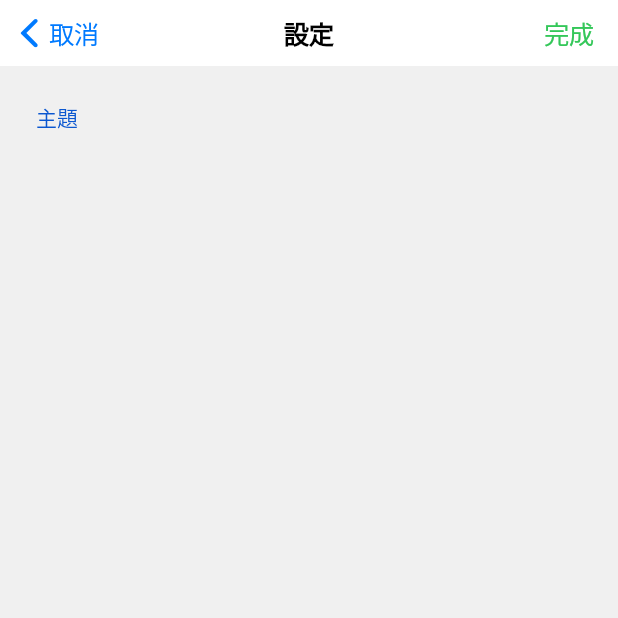
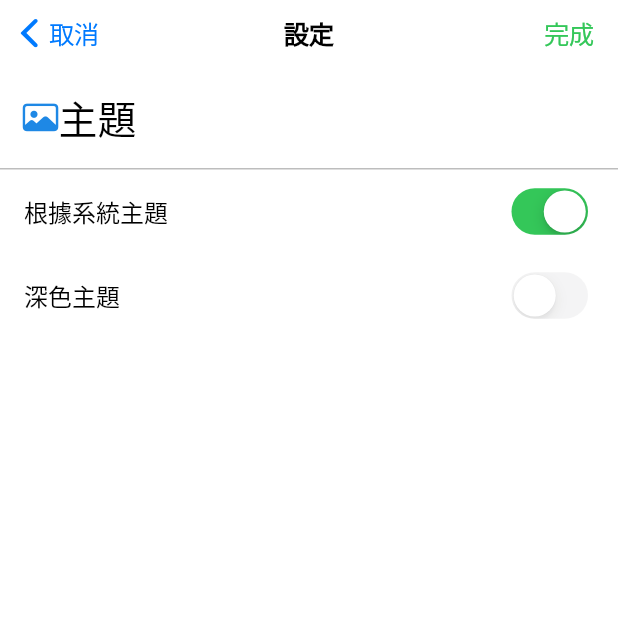
Before and after one commit to ACS106129/pokerpass, a Flutter app: the SettingPage screen opened by its route, on a phone screen of 412 x 824 dp, the top half of it. Run offline on Flutter 3.47's test engine with Material 2 defaults, Android fonts, the phone set to English and light mode, and no system bars; drawn by our look-alikes of settings_ui; our stand-ins replace bot_toast, permission_handler, qr_flutter; missing offline and left inert: flame, qrscan, window_size.

Commit message:
Update setting and poker game

````diff
--- a/lib/main.dart
+++ b/lib/main.dart
@@ -11,6 +11,7 @@ import 'package:pokerpass/page/mode_page.dart';
 import 'package:pokerpass/page/register_page.dart';
 import 'package:pokerpass/page/setting_page.dart';
 import 'package:pokerpass/setting/setting.dart' as setting;
+import 'package:pokerpass/setting/user.dart';
 import 'package:window_size/window_size.dart';
 
 void main() async {
@@ -33,14 +34,17 @@ void main() async {
 class MyApp extends StatelessWidget {
   @override
   Widget build(final BuildContext context) {
+    return StreamBuilder<Brightness>(
+      initialData: setting.platformBrightness,
+      stream: UserData.brightness.stream,
+      builder: (context, snapshot) {
+        UserData.snapshot = snapshot;
         return CupertinoApp(
           title: 'PokerPass',
           theme: CupertinoThemeData(
-        brightness: setting.DebugConfig.brightness,
-        scaffoldBackgroundColor: CupertinoDynamicColor.withBrightness(
-          color: Colors.white,
-          darkColor: Colors.grey.shade900,
-        ),
+            brightness: snapshot.data,
+            scaffoldBackgroundColor:
+                CupertinoDynamicColor.resolve(setting.bgColor, context),
           ),
           builder: BotToastInit(),
           routes: {
@@ -55,5 +59,7 @@ class MyApp extends StatelessWidget {
           ],
           home: HomePage(),
         );
+      },
+    );
   }
 }
--- a/lib/page/home_page.dart
+++ b/lib/page/home_page.dart
@@ -8,6 +8,7 @@ import 'package:pokerpass/page/mode_page.dart';
 import 'package:pokerpass/page/register_page.dart';
 import 'package:pokerpass/page/setting_page.dart';
 import 'package:pokerpass/setting/setting.dart' as setting;
+import 'package:pokerpass/setting/user.dart';
 
 class HomePage extends StatefulWidget {
   static const id = '/';
@@ -23,23 +24,16 @@ class _HomePageState extends State<HomePage> {
   final userFocusNode = FocusNode();
   static var urlText = '';
   static var userText = '';
-  Color userColor;
 
   @override
   void initState() {
     super.initState();
-    userColor = CupertinoColors.placeholderText;
-    userFocusNode.addListener(() {
-      if (userFocusNode.hasFocus) {
-        setState(() {
-          userColor = CupertinoDynamicColor.resolve(setting.iconColor, context);
-        });
-      } else {
-        setState(() {
-          userColor = CupertinoColors.placeholderText;
-        });
-      }
-    });
+    final window = WidgetsBinding.instance.window;
+    window.onPlatformBrightnessChanged = () {
+      setting.platformBrightness = window.platformBrightness;
+      if (UserData.isSystemThemeMode)
+        UserData.brightness.add(window.platformBrightness);
+    };
   }
 
   @override
@@ -48,6 +42,7 @@ class _HomePageState extends State<HomePage> {
     userController.dispose();
     urlFocusNode.dispose();
     userFocusNode.dispose();
+    UserData.brightness.sink.close();
     super.dispose();
   }
 
--- a/lib/page/setting_page.dart
+++ b/lib/page/setting_page.dart
@@ -1,5 +1,8 @@
 import 'package:flutter/cupertino.dart';
-import 'package:settings_ui/settings_ui.dart';
+import 'package:flutter/material.dart';
+import 'package:pokerpass/setting/setting.dart' as setting;
+import 'package:pokerpass/setting/user.dart';
+import 'package:pokerpass/utility/cupertino_swith_list_tile.dart';
 
 class SettingPage extends StatefulWidget {
   static const id = 'setting_page';
@@ -9,6 +12,9 @@ class SettingPage extends StatefulWidget {
 }
 
 class _SettingPageState extends State<SettingPage> {
+  var isDarkThemeModeTemp = UserData.snapshot.data == Brightness.dark;
+  var isSystemThemeModeTemp = UserData.isSystemThemeMode;
+
   @override
   Widget build(final BuildContext context) {
     return WillPopScope(
@@ -19,6 +25,7 @@ class _SettingPageState extends State<SettingPage> {
           trailing: GestureDetector(
             onTap: () {
               // finish user configuration
+              UserData.isSystemThemeMode = isSystemThemeModeTemp;
               Navigator.pop(context, '已保存');
             },
             child: Text(
@@ -40,31 +47,71 @@ class _SettingPageState extends State<SettingPage> {
         ),
       ),
       onWillPop: () async {
+        UserData.brightness.add(UserData.isSystemThemeMode
+            ? setting.platformBrightness
+            : isDarkThemeModeTemp
+                ? Brightness.dark
+                : Brightness.light);
         return true;
       },
     );
   }
 
   Widget settingPageContent(final BuildContext context, final Size size) {
-    return Container(
-      child: SettingsList(
-        sections: [
-          SettingsSection(
-            title: '主題',
-            titleTextStyle: TextStyle(color: CupertinoDynamicColor.resolve(CupertinoColors.systemBackground, context)),
-            tiles: [
-              /*SettingsTile.switchTile(
-                title: '深色主題',
-                leading: Icon(
+    return Scaffold(
+      backgroundColor: CupertinoDynamicColor.resolve(setting.bgColor, context),
+      body: Column(
+        crossAxisAlignment: CrossAxisAlignment.stretch,
+        children: [
+          Container(
+            child: Row(
+              children: [
+                Icon(
                   CupertinoIcons.photo,
                   semanticLabel: setting.themeLabel,
                   color:
                       CupertinoDynamicColor.resolve(setting.iconColor, context),
                 ),
-                onToggle: (value) {},
-                switchValue: false,
-              ),*/
-            ],
+                Text(
+                  '主題',
+                  style: TextStyle(
+                    fontSize: 26,
+                    fontWeight: FontWeight.w500,
+                    color: CupertinoDynamicColor.resolve(
+                        setting.promptTextColor, context),
+                  ),
+                ),
+              ],
+            ),
+            padding: EdgeInsets.all(15),
+            decoration: BoxDecoration(
+                border: Border(bottom: BorderSide(color: Colors.black26))),
+          ),
+          CupertinoSwitchListTile(
+            title: Text('根據系統主題',
+                style: TextStyle(
+                  color: CupertinoDynamicColor.resolve(
+                      setting.promptTextColor, context),
+                )),
+            onChanged: (value) {
+              if (value) UserData.brightness.add(setting.platformBrightness);
+              setState(() => isSystemThemeModeTemp = value);
+            },
+            value: isSystemThemeModeTemp,
+          ),
+          CupertinoSwitchListTile(
+            title: Text(
+              '深色主題',
+              style: TextStyle(
+                color: CupertinoDynamicColor.resolve(
+                    setting.promptTextColor, context),
+              ),
+            ),
+            onChanged: !isSystemThemeModeTemp
+                ? (value) => UserData.brightness
+                    .add(value ? Brightness.dark : Brightness.light)
+                : null,
+            value: UserData.snapshot.data == Brightness.dark,
           ),
         ],
       ),
--- a/lib/setting/Setting.dart
+++ b/lib/setting/Setting.dart
@@ -19,6 +19,10 @@ final userRegex = RegExp(r'^[a-zA-Z0-9]{8,20}');
 final passwordRegex = RegExp(r'^[a-zA-Z0-9]{8,15}');
 final urlRegex = RegExp(
     r'^(https?:\/\/(www\.)?)?[-a-zA-Z0-9@:%._\+~#=]{1,256}\.[a-zA-Z0-9()]{1,6}\b([-a-zA-Z0-9()@:%_\+.~#?&//=]*)');
+final bgColor = CupertinoDynamicColor.withBrightness(
+  color: Colors.white,
+  darkColor: Colors.grey.shade900,
+);
 final loadingColor = CupertinoDynamicColor.withBrightness(
   color: Colors.black26,
   darkColor: Colors.white10,
@@ -35,8 +39,10 @@ final iconColor = CupertinoDynamicColor.withBrightness(
   color: Colors.blue.shade600,
   darkColor: Colors.blue.shade300,
 );
+Brightness platformBrightness =
+    MediaQueryData.fromWindow(WidgetsBinding.instance.window)
+        .platformBrightness;
 
 class DebugConfig {
   static const _isModeOn = false;
-  static const brightness = _isModeOn ? Brightness.dark : null;
 }
--- a/lib/setting/user.dart
+++ b/lib/setting/user.dart
@@ -1,3 +1,12 @@
+import 'dart:async';
+
+import 'package:flutter/cupertino.dart';
+
 class UserCache {}
 
-class UserData {}
+class UserData {
+  // ignore: close_sinks
+  static final StreamController<Brightness> brightness = StreamController.broadcast();
+  static AsyncSnapshot snapshot;
+  static bool isSystemThemeMode = true;
+}
--- /dev/null
+++ b/lib/utility/cupertino_swith_list_tile.dart
@@ -0,0 +1,122 @@
+import 'package:flutter/cupertino.dart';
+import 'package:flutter/material.dart';
+
+class CupertinoSwitchListTile extends StatelessWidget {
+  /// This has been shamelessly copied from Material/SwitchListTile.
+  /// The applicable license applies.
+  const CupertinoSwitchListTile({
+    Key key,
+    @required this.value,
+    @required this.onChanged,
+    this.activeColor,
+    this.title,
+    this.subtitle,
+    this.isThreeLine: false,
+    this.dense,
+    this.secondary,
+    this.selected: false,
+  })  : assert(value != null),
+        assert(isThreeLine != null),
+        assert(!isThreeLine || subtitle != null),
+        assert(selected != null),
+        super(key: key);
+
+  /// Whether this switch is checked.
+  ///
+  /// This property must not be null.
+  final bool value;
+
+  /// Called when the user toggles the switch on or off.
+  ///
+  /// The switch passes the new value to the callback but does not actually
+  /// change state until the parent widget rebuilds the switch tile with the
+  /// new value.
+  ///
+  /// If null, the switch will be displayed as disabled.
+  ///
+  /// The callback provided to [onChanged] should update the state of the parent
+  /// [StatefulWidget] using the [State.setState] method, so that the parent
+  /// gets rebuilt; for example:
+  ///
+  /// ```dart
+  /// new SwitchListTile(
+  ///   value: _lights,
+  ///   onChanged: (bool newValue) {
+  ///     setState(() {
+  ///       _lights = newValue;
+  ///     });
+  ///   },
+  ///   title: new Text('Lights'),
+  /// )
+  /// ```
+  final ValueChanged<bool> onChanged;
+
+  /// The color to use when this switch is on.
+  ///
+  /// Defaults to accent color of the current [Theme].
+  final Color activeColor;
+
+  /// The primary content of the list tile.
+  ///
+  /// Typically a [Text] widget.
+  final Widget title;
+
+  /// Additional content displayed below the title.
+  ///
+  /// Typically a [Text] widget.
+  final Widget subtitle;
+
+  /// A widget to display on the opposite side of the tile from the switch.
+  ///
+  /// Typically an [Icon] widget.
+  final Widget secondary;
+
+  /// Whether this list tile is intended to display three lines of text.
+  ///
+  /// If false, the list tile is treated as having one line if the subtitle is
+  /// null and treated as having two lines if the subtitle is non-null.
+  final bool isThreeLine;
+
+  /// Whether this list tile is part of a vertically dense list.
+  ///
+  /// If this property is null then its value is based on [ListTileTheme.dense].
+  final bool dense;
+
+  /// Whether to render icons and text in the [activeColor].
+  ///
+  /// No effort is made to automatically coordinate the [selected] state and the
+  /// [value] state. To have the list tile appear selected when the switch is
+  /// on, pass the same value to both.
+  ///
+  /// Normally, this property is left to its default value, false.
+  final bool selected;
+
+  @override
+  Widget build(BuildContext context) {
+    final Widget control = new CupertinoSwitch(
+      value: value,
+      onChanged: onChanged,
+      activeColor: activeColor ?? CupertinoColors.activeGreen,
+    );
+    return new MergeSemantics(
+      child: ListTileTheme.merge(
+        selectedColor: activeColor ?? CupertinoColors.activeGreen,
+        child: new ListTile(
+          leading: secondary,
+          title: title,
+          subtitle: subtitle,
+          trailing: control,
+          isThreeLine: isThreeLine,
+          dense: dense,
+          enabled: onChanged != null,
+          onTap: onChanged != null
+              ? () {
+                  onChanged(!value);
+                }
+              : null,
+          selected: selected,
+        ),
+      ),
+    );
+  }
+}
--- a/lib/utility/transmission.dart
+++ b/lib/utility/transmission.dart
@@ -1,5 +1,4 @@
 import 'dart:convert';
-//import 'dart:html';
 
 import 'package:crypto/crypto.dart';
 
--- a/pubspec.yaml
+++ b/pubspec.yaml
@@ -37,7 +37,6 @@ dependencies:
   qrscan: ^0.2.17
   http: ^0.12.2
   flame: ^0.28.0
-  settings_ui: ^0.4.0
   flutter_launcher_icons: ^0.8.1
   # The following adds the Cupertino Icons font to your application.
   # Use with the CupertinoIcons class for iOS style icons.
````
Also changed, not shown: 1 other file. Lines whose indentation alone changed are shown as unchanged.
